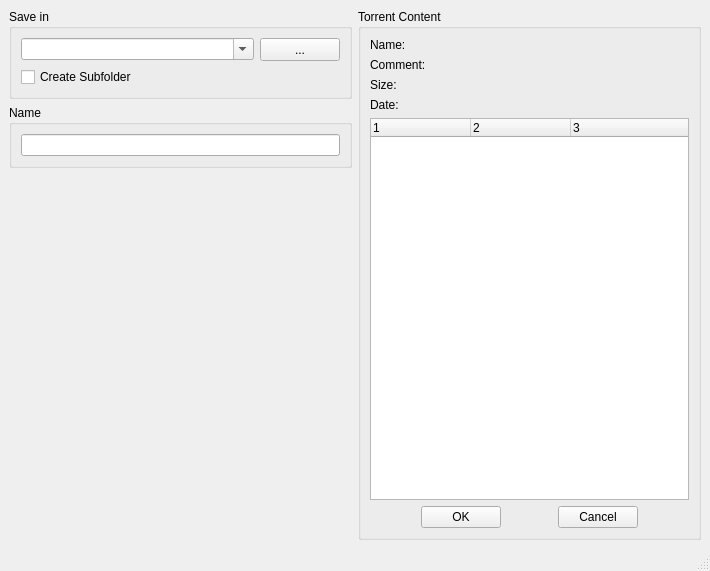
First picture: the form in client/ui_designs/add_torrent.ui, repository aldairlfp/DTorrent, before the edit.
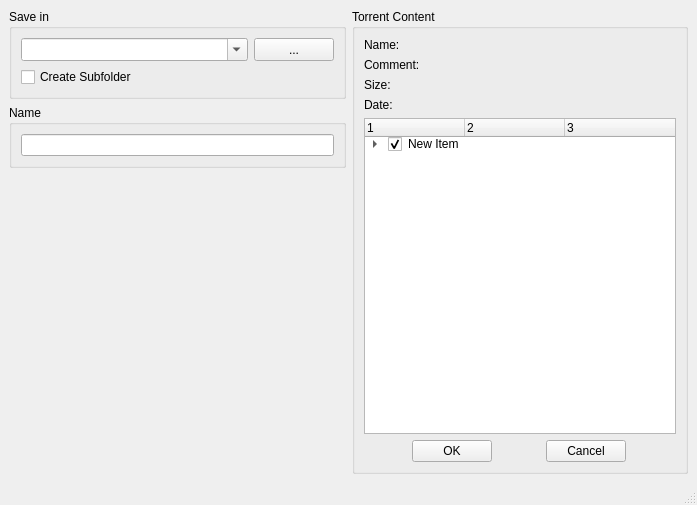
Second picture: the form after the edit. Icons and pictures are not drawn.

Commit message: First implementation of adding a file torrent to the main window and modify the uis

Patch:
```diff
--- a/client/ui_designs/add_torrent.ui
+++ b/client/ui_designs/add_torrent.ui
@@ -6,8 +6,8 @@
    <rect>
     <x>0</x>
     <y>0</y>
-    <width>710</width>
-    <height>571</height>
+    <width>697</width>
+    <height>505</height>
    </rect>
   </property>
   <property name="windowTitle">
@@ -21,6 +21,183 @@
    <layout class="QHBoxLayout" name="horizontalLayout">
     <item>
      <layout class="QGridLayout" name="gridLayout_3">
+      <item row="0" column="1" rowspan="3">
+       <widget class="QGroupBox" name="groupTorrentFile">
+        <property name="title">
+         <string>Torrent Content</string>
+        </property>
+        <layout class="QGridLayout" name="gridLayout_7">
+         <item row="0" column="0">
+          <layout class="QGridLayout" name="gridLayout_5">
+           <item row="0" column="0">
+            <layout class="QHBoxLayout" name="horizontalLayout_2" stretch="0,1">
+             <item>
+              <layout class="QVBoxLayout" name="verticalLayout_5">
+               <item>
+                <widget class="QLabel" name="label">
+                 <property name="text">
+                  <string>Name:</string>
+                 </property>
+                </widget>
+               </item>
+               <item>
+                <widget class="QLabel" name="label_2">
+                 <property name="text">
+                  <string>Comment:</string>
+                 </property>
+                </widget>
+               </item>
+               <item>
+                <widget class="QLabel" name="label_3">
+                 <property name="text">
+                  <string>Size:</string>
+                 </property>
+                </widget>
+               </item>
+               <item>
+                <widget class="QLabel" name="label_4">
+                 <property name="text">
+                  <string>Date:</string>
+                 </property>
+                </widget>
+               </item>
+              </layout>
+             </item>
+             <item>
+              <layout class="QVBoxLayout" name="verticalLayout_6"/>
+             </item>
+            </layout>
+           </item>
+           <item row="1" column="0">
+            <widget class="QTreeWidget" name="treeTorrentFile">
+             <property name="alternatingRowColors">
+              <bool>false</bool>
+             </property>
+             <property name="uniformRowHeights">
+              <bool>false</bool>
+             </property>
+             <property name="columnCount">
+              <number>3</number>
+             </property>
+             <column>
+              <property name="text">
+               <string>1</string>
+              </property>
+             </column>
+             <column>
+              <property name="text">
+               <string>2</string>
+              </property>
+             </column>
+             <column>
+              <property name="text">
+               <string>3</string>
+              </property>
+             </column>
+             <item>
+              <property name="text">
+               <string>New Item</string>
+              </property>
+              <property name="checkState">
+               <enum>Checked</enum>
+              </property>
+              <property name="flags">
+               <set>ItemIsSelectable|ItemIsDragEnabled|ItemIsDropEnabled|ItemIsUserCheckable|ItemIsEnabled|ItemIsTristate</set>
+              </property>
+              <item>
+               <property name="text">
+                <string>New Item</string>
+               </property>
+               <property name="checkState">
+                <enum>Checked</enum>
+               </property>
+               <property name="text">
+                <string/>
+               </property>
+               <property name="flags">
+                <set>ItemIsSelectable|ItemIsDragEnabled|ItemIsDropEnabled|ItemIsUserCheckable|ItemIsEnabled|ItemIsTristate</set>
+               </property>
+              </item>
+              <item>
+               <property name="text">
+                <string>New Subitem</string>
+               </property>
+               <property name="checkState">
+                <enum>Checked</enum>
+               </property>
+               <property name="flags">
+                <set>ItemIsSelectable|ItemIsDragEnabled|ItemIsDropEnabled|ItemIsUserCheckable|ItemIsEnabled|ItemIsTristate</set>
+               </property>
+              </item>
+             </item>
+            </widget>
+           </item>
+          </layout>
+         </item>
+         <item row="1" column="0">
+          <layout class="QHBoxLayout" name="horizontalLayout_3">
+           <item>
+            <layout class="QGridLayout" name="gridLayout_8"/>
+           </item>
+           <item>
+            <widget class="QPushButton" name="buttonOKAddTorrent">
+             <property name="sizePolicy">
+              <sizepolicy hsizetype="Fixed" vsizetype="Fixed">
+               <horstretch>0</horstretch>
+               <verstretch>0</verstretch>
+              </sizepolicy>
+             </property>
+             <property name="text">
+              <string>OK</string>
+             </property>
+            </widget>
+           </item>
+           <item>
+            <widget class="QPushButton" name="pushButton_2">
+             <property name="sizePolicy">
+              <sizepolicy hsizetype="Fixed" vsizetype="Fixed">
+               <horstretch>0</horstretch>
+               <verstretch>0</verstretch>
+              </sizepolicy>
+             </property>
+             <property name="text">
+              <string>Cancel</string>
+             </property>
+            </widget>
+           </item>
+          </layout>
+         </item>
+        </layout>
+       </widget>
+      </item>
+      <item row="2" column="0">
+       <layout class="QGridLayout" name="gridLayout_2"/>
+      </item>
+      <item row="1" column="0">
+       <widget class="QGroupBox" name="groupName">
+        <property name="sizePolicy">
+         <sizepolicy hsizetype="Preferred" vsizetype="Fixed">
+          <horstretch>0</horstretch>
+          <verstretch>0</verstretch>
+         </sizepolicy>
+        </property>
+        <property name="title">
+         <string>Name</string>
+        </property>
+        <layout class="QFormLayout" name="formLayout">
+         <item row="0" column="0" colspan="2">
+          <widget class="QLineEdit" name="lineNameTorrent">
+           <property name="sizePolicy">
+            <sizepolicy hsizetype="Preferred" vsizetype="Preferred">
+             <horstretch>0</horstretch>
+             <verstretch>0</verstretch>
+            </sizepolicy>
+           </property>
+          </widget>
+         </item>
+        </layout>
+       </widget>
+      </item>
       <item row="0" column="0">
        <widget class="QGroupBox" name="groupBox">
         <property name="sizePolicy">
@@ -41,7 +218,7 @@
            <item row="0" column="1">
             <widget class="QPushButton" name="buttonPathDir">
              <property name="sizePolicy">
-              <sizepolicy hsizetype="Fixed" vsizetype="Fixed">
+              <sizepolicy hsizetype="Preferred" vsizetype="Preferred">
                <horstretch>0</horstretch>
                <verstretch>0</verstretch>
               </sizepolicy>
@@ -66,7 +243,7 @@
            <item row="0" column="0">
             <widget class="QComboBox" name="comboPathDir">
              <property name="sizePolicy">
-              <sizepolicy hsizetype="Minimum" vsizetype="Fixed">
+              <sizepolicy hsizetype="Preferred" vsizetype="Preferred">
                <horstretch>37</horstretch>
                <verstretch>0</verstretch>
               </sizepolicy>
@@ -94,141 +271,6 @@
         </layout>
        </widget>
       </item>
-      <item row="1" column="0">
-       <widget class="QGroupBox" name="groupBox_2">
-        <property name="sizePolicy">
-         <sizepolicy hsizetype="Minimum" vsizetype="Fixed">
-          <horstretch>0</horstretch>
-          <verstretch>0</verstretch>
-         </sizepolicy>
-        </property>
-        <property name="title">
-         <string>Name</string>
-        </property>
-        <layout class="QFormLayout" name="formLayout">
-         <item row="0" column="0" colspan="2">
-          <widget class="QLineEdit" name="lineNameTorrent">
-           <property name="sizePolicy">
-            <sizepolicy hsizetype="Expanding" vsizetype="Maximum">
-             <horstretch>0</horstretch>
-             <verstretch>0</verstretch>
-            </sizepolicy>
-           </property>
-          </widget>
-         </item>
-        </layout>
-       </widget>
-      </item>
-      <item row="2" column="0">
-       <layout class="QGridLayout" name="gridLayout_2"/>
-      </item>
-      <item row="0" column="1" rowspan="3">
-       <widget class="QGroupBox" name="groupBox_3">
-        <property name="title">
-         <string>Torrent Content</string>
-        </property>
-        <layout class="QGridLayout" name="gridLayout_7">
-         <item row="0" column="0">
-          <layout class="QGridLayout" name="gridLayout_5">
-           <item row="1" column="0">
-            <widget class="QTreeWidget" name="treeTorrentFile">
-             <property name="columnCount">
-              <number>3</number>
-             </property>
-             <column>
-              <property name="text">
-               <string>1</string>
-              </property>
-             </column>
-             <column>
-              <property name="text">
-               <string>2</string>
-              </property>
-             </column>
-             <column>
-              <property name="text">
-               <string notr="true">3</string>
-              </property>
-             </column>
-            </widget>
-           </item>
-           <item row="0" column="0">
-            <layout class="QHBoxLayout" name="horizontalLayout_2" stretch="0,1">
-             <item>
-              <layout class="QVBoxLayout" name="verticalLayout_5">
-               <item>
-                <widget class="QLabel" name="label">
-                 <property name="text">
-                  <string>Name:</string>
-                 </property>
-                </widget>
-               </item>
-               <item>
-                <widget class="QLabel" name="label_2">
-                 <property name="text">
-                  <string>Comment:</string>
-                 </property>
-                </widget>
-               </item>
-               <item>
-                <widget class="QLabel" name="label_3">
-                 <property name="text">
-                  <string>Size:</string>
-                 </property>
-                </widget>
-               </item>
-               <item>
-                <widget class="QLabel" name="label_4">
-                 <property name="text">
-                  <string>Date:</string>
-                 </property>
-                </widget>
-               </item>
-              </layout>
-             </item>
-             <item>
-              <layout class="QVBoxLayout" name="verticalLayout_6"/>
-             </item>
-            </layout>
-           </item>
-          </layout>
-         </item>
-         <item row="1" column="0">
-          <layout class="QHBoxLayout" name="horizontalLayout_3">
-           <item>
-            <layout class="QGridLayout" name="gridLayout_8"/>
-           </item>
-           <item>
-            <widget class="QPushButton" name="pushButton_3">
-             <property name="sizePolicy">
-              <sizepolicy hsizetype="Fixed" vsizetype="Fixed">
-               <horstretch>0</horstretch>
-               <verstretch>0</verstretch>
-              </sizepolicy>
-             </property>
-             <property name="text">
-              <string>OK</string>
-             </property>
-            </widget>
-           </item>
-           <item>
-            <widget class="QPushButton" name="pushButton_2">
-             <property name="sizePolicy">
-              <sizepolicy hsizetype="Fixed" vsizetype="Fixed">
-               <horstretch>0</horstretch>
-               <verstretch>0</verstretch>
-              </sizepolicy>
-             </property>
-             <property name="text">
-              <string>Cancel</string>
-             </property>
-            </widget>
-           </item>
-          </layout>
-         </item>
-        </layout>
-       </widget>
-      </item>
      </layout>
     </item>
    </layout>
```
Left out of the diff: 2 changed lines with no effect on the pictures. The commit also changes 2 other files.
